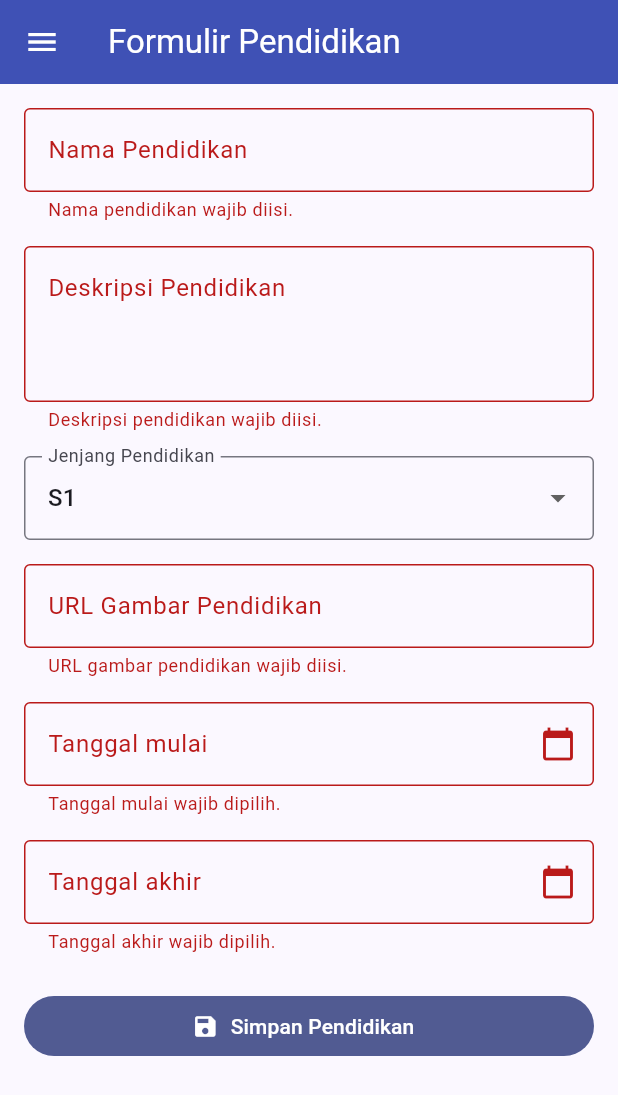
After one commit to fandar25/myportofolio_mobile, a Flutter app: the EducationFormPage screen opened directly, after a tap on "Simpan Pendidikan", on a phone screen of 412 x 824 dp. The commit adds this screen. Shown: the top 1095 px of the screen. Run offline on Flutter 3.47's test engine with Material 3 defaults, Android fonts, the phone set to English and light mode, and no system bars; our stand-ins replace material_ui.

Commit message:
feat: Menambahkan education form dan elemen input

```diff
--- a/lib/main.dart
+++ b/lib/main.dart
@@ -12,6 +12,7 @@ class MyApp extends StatelessWidget {
   Widget build(BuildContext context) {
     return MaterialApp(
       title: 'MyPortfolio',
+      debugShowCheckedModeBanner: false,
       theme: ThemeData(
         colorScheme: ColorScheme.fromSeed(
           seedColor: Colors.indigo,
--- /dev/null
+++ b/lib/screens/education_form.dart
@@ -0,0 +1,271 @@
+    import 'package:material_ui/material_ui.dart';
+import 'package:myportofolio_mobile/widgets/left_drawer.dart';
+
+class EducationFormPage extends StatefulWidget {
+  const EducationFormPage({super.key});
+
+  @override
+  State<EducationFormPage> createState() => _EducationFormPageState();
+}
+
+class _EducationFormPageState extends State<EducationFormPage> {
+  final _formKey = GlobalKey<FormState>();
+  final _titleController = TextEditingController();
+  final _descriptionController = TextEditingController();
+  final _thumbnailController = TextEditingController();
+  final _startedAtController = TextEditingController();
+  final _endedAtController = TextEditingController();
+
+  String _category = 'S1';
+  DateTime? _startedAt;
+  DateTime? _endedAt;
+
+  final List<String> _categories = [
+    'SD',
+    'SMP',
+    'SMA/SMK',
+    'D1',
+    'D2',
+    'D3',
+    'D4',
+    'S1',
+    'S2',
+    'S3',
+    'Lainnya',
+  ];
+
+  @override
+  void dispose() {
+    _titleController.dispose();
+    _descriptionController.dispose();
+    _thumbnailController.dispose();
+    _startedAtController.dispose();
+    _endedAtController.dispose();
+    super.dispose();
+  }
+
+  String _formatDateForField(DateTime date) {
+    final day = date.day.toString().padLeft(2, '0');
+    final month = date.month.toString().padLeft(2, '0');
+    return '$day/$month/${date.year}';
+  }
+
+  String _formatDateForData(DateTime date) {
+    final month = date.month.toString().padLeft(2, '0');
+    final day = date.day.toString().padLeft(2, '0');
+    return '${date.year}-$month-$day';
+  }
+
+  Future<void> _selectDate({required bool isStartDate}) async {
+    final currentValue = isStartDate ? _startedAt : _endedAt;
+    final initialDate =
+        currentValue ?? _startedAt ?? _endedAt ?? DateTime.now();
+    final pickedDate = await showDatePicker(
+      context: context,
+      initialDate: initialDate,
+      firstDate: DateTime(1900),
+      lastDate: DateTime(2100),
+      helpText: isStartDate ? 'Pilih tanggal mulai' : 'Pilih tanggal akhir',
+    );
+
+    if (pickedDate == null) return;
+
+    setState(() {
+      if (isStartDate) {
+        _startedAt = pickedDate;
+        _startedAtController.text = _formatDateForField(pickedDate);
+      } else {
+        _endedAt = pickedDate;
+        _endedAtController.text = _formatDateForField(pickedDate);
+      }
+    });
+  }
+
+  String? _validateThumbnailUrl(String? value) {
+    if (value == null || value.trim().isEmpty) {
+      return 'URL gambar pendidikan wajib diisi.';
+    }
+
+    final uri = Uri.tryParse(value.trim());
+    if (uri == null ||
+        (uri.scheme != 'http' && uri.scheme != 'https') ||
+        uri.host.isEmpty) {
+      return 'Masukkan URL gambar yang valid (http atau https).';
+    }
+
+    return null;
+  }
+
+  void _submitForm() {
+    if (!_formKey.currentState!.validate()) return;
+
+    final education = <String, String>{
+      'title': _titleController.text.trim(),
+      'description': _descriptionController.text.trim(),
+      'category': _category,
+      'thumbnail': _thumbnailController.text.trim(),
+      'started_at': _formatDateForData(_startedAt!),
+      'ended_at': _formatDateForData(_endedAt!),
+    };
+
+    showDialog<void>(
+      context: context,
+      builder: (dialogContext) => AlertDialog(
+        title: const Text('Data Pendidikan'),
+        content: SingleChildScrollView(
+          child: Column(
+            mainAxisSize: MainAxisSize.min,
+            crossAxisAlignment: CrossAxisAlignment.start,
+            children: education.entries
+                .map(
+                  (entry) => Padding(
+                    padding: const EdgeInsets.only(bottom: 8),
+                    child: Text('${entry.key}: ${entry.value}'),
+                  ),
+                )
+                .toList(),
+          ),
+        ),
+        actions: [
+          TextButton(
+            onPressed: () => Navigator.pop(dialogContext),
+            child: const Text('Tutup'),
+          ),
+        ],
+      ),
+    );
+  }
+
+  @override
+  Widget build(BuildContext context) {
+    return Scaffold(
+      appBar: AppBar(
+        title: const Text('Formulir Pendidikan'),
+        backgroundColor: Colors.indigo,
+        foregroundColor: Colors.white,
+      ),
+      drawer: const LeftDrawer(),
+      body: Form(
+        key: _formKey,
+        child: SingleChildScrollView(
+          padding: const EdgeInsets.all(16),
+          child: Column(
+            crossAxisAlignment: CrossAxisAlignment.stretch,
+            children: [
+              TextFormField(
+                controller: _titleController,
+                decoration: const InputDecoration(
+                  labelText: 'Nama Pendidikan',
+                  hintText: 'Contoh: S1 Ilmu Komputer',
+                  border: OutlineInputBorder(),
+                ),
+                textInputAction: TextInputAction.next,
+                validator: (value) {
+                  if (value == null || value.trim().isEmpty) {
+                    return 'Nama pendidikan wajib diisi.';
+                  }
+                  return null;
+                },
+              ),
+              const SizedBox(height: 16),
+              TextFormField(
+                controller: _descriptionController,
+                decoration: const InputDecoration(
+                  labelText: 'Deskripsi Pendidikan',
+                  hintText: 'Ceritakan pendidikan atau pengalaman belajarmu',
+                  border: OutlineInputBorder(),
+                  alignLabelWithHint: true,
+                ),
+                minLines: 3,
+                maxLines: 5,
+                validator: (value) {
+                  if (value == null || value.trim().isEmpty) {
+                    return 'Deskripsi pendidikan wajib diisi.';
+                  }
+                  return null;
+                },
+              ),
+              const SizedBox(height: 16),
+              DropdownButtonFormField<String>(
+                initialValue: _category,
+                decoration: const InputDecoration(
+                  labelText: 'Jenjang Pendidikan',
+                  border: OutlineInputBorder(),
+                ),
+                items: _categories
+                    .map(
+                      (category) => DropdownMenuItem<String>(
+                        value: category,
+                        child: Text(category),
+                      ),
+                    )
+                    .toList(),
+                onChanged: (value) {
+                  if (value == null) return;
+                  setState(() => _category = value);
+                },
+              ),
+              const SizedBox(height: 16),
+              TextFormField(
+                controller: _thumbnailController,
+                decoration: const InputDecoration(
+                  labelText: 'URL Gambar Pendidikan',
+                  hintText: 'https://contoh.com/gambar.jpg',
+                  border: OutlineInputBorder(),
+                ),
+                keyboardType: TextInputType.url,
+                textInputAction: TextInputAction.next,
+                validator: _validateThumbnailUrl,
+              ),
+              const SizedBox(height: 16),
+              TextFormField(
+                controller: _startedAtController,
+                readOnly: true,
+                decoration: const InputDecoration(
+                  labelText: 'Tanggal mulai',
+                  hintText: 'Pilih tanggal mulai',
+                  border: OutlineInputBorder(),
+                  suffixIcon: Icon(Icons.calendar_today),
+                ),
+                onTap: () => _selectDate(isStartDate: true),
+                validator: (_) {
+                  if (_startedAt == null) {
+                    return 'Tanggal mulai wajib dipilih.';
+                  }
+                  return null;
+                },
+              ),
+              const SizedBox(height: 16),
+              TextFormField(
+                controller: _endedAtController,
+                readOnly: true,
+                decoration: const InputDecoration(
+                  labelText: 'Tanggal akhir',
+                  hintText: 'Pilih tanggal akhir',
+                  border: OutlineInputBorder(),
+                  suffixIcon: Icon(Icons.calendar_today),
+                ),
+                onTap: () => _selectDate(isStartDate: false),
+                validator: (_) {
+                  if (_endedAt == null) {
+                    return 'Tanggal akhir wajib dipilih.';
+                  }
+                  if (_startedAt != null && _endedAt!.isBefore(_startedAt!)) {
+                    return 'Tanggal akhir tidak boleh sebelum tanggal mulai.';
+                  }
+                  return null;
+                },
+              ),
+              const SizedBox(height: 24),
+              FilledButton.icon(
+                onPressed: _submitForm,
+                icon: const Icon(Icons.save),
+                label: const Text('Simpan Pendidikan'),
+              ),
+            ],
+          ),
+        ),
+      ),
+    );
+  }
+}
--- a/lib/widgets/left_drawer.dart
+++ b/lib/widgets/left_drawer.dart
@@ -1,6 +1,7 @@
 import 'package:material_ui/material_ui.dart';
 import 'package:myportofolio_mobile/screens/menu.dart';
 import 'package:myportofolio_mobile/screens/project_form.dart';
+import 'package:myportofolio_mobile/screens/education_form.dart';
 
 class LeftDrawer extends StatelessWidget {
   const LeftDrawer({super.key});
@@ -53,6 +54,18 @@ class LeftDrawer extends StatelessWidget {
               );
             },
           ),
+          ListTile(
+            leading: const Icon(Icons.add_circle_outline),
+            title: const Text('Add Education'),
+            onTap: () {
+              Navigator.pushReplacement(
+                context,
+                MaterialPageRoute(
+                  builder: (context) => const EducationFormPage(),
+                ),
+              );
+            },
+          ),
         ],
       ),
     );
```
